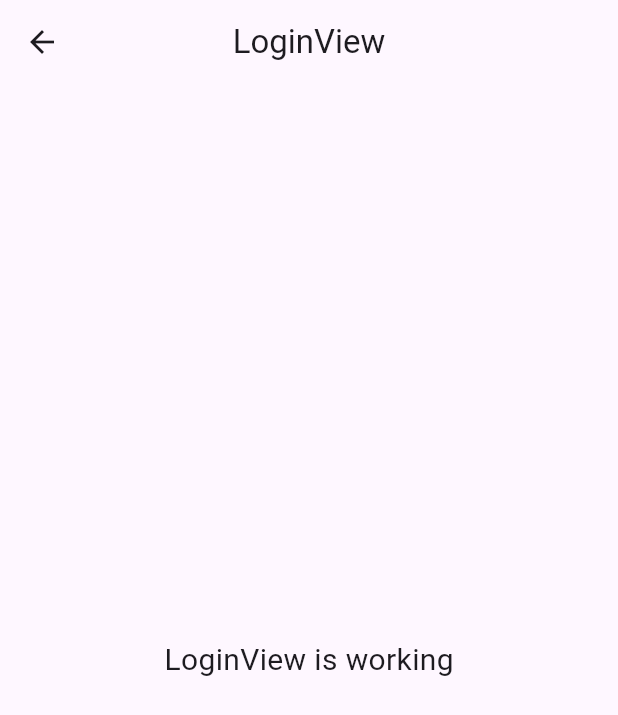
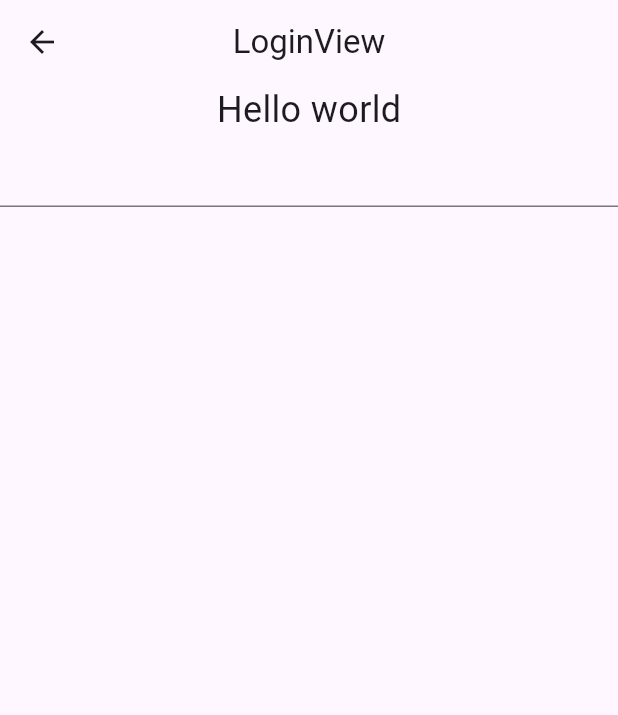
Before and after one commit to md-miyam/git_learn, a Flutter app: the LoginView screen opened by its route, on a phone screen of 412 x 824 dp. Shown: the top 715 px of the screen. Run offline on Flutter 3.47's test engine with Material 3 defaults, Android fonts, the light colour scheme and no system bars; our stand-ins replace get.

Commit message:
update login

```diff
--- a/lib/app/modules/login/views/login_view.dart
+++ b/lib/app/modules/login/views/login_view.dart
@@ -13,12 +13,12 @@ class LoginView extends GetView<LoginController> {
         title: const Text('LoginView'),
         centerTitle: true,
       ),
-      body: const Center(
-        child: Text(
-          'LoginView is working',
-          style: TextStyle(fontSize: 20),
-        ),
-      ),
+      body: Column(
+        children: [
+          Text("Hello world",style: TextStyle(fontSize: 24),),
+          TextFormField(),
+        ],
+      )
     );
   }
 }
```
